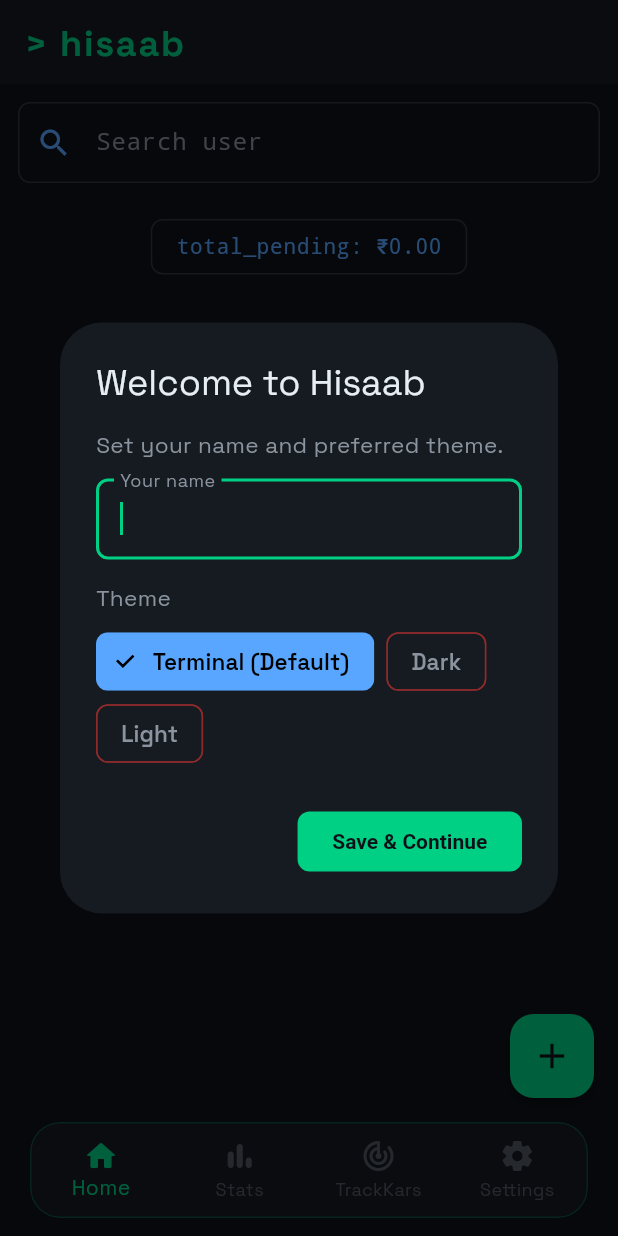
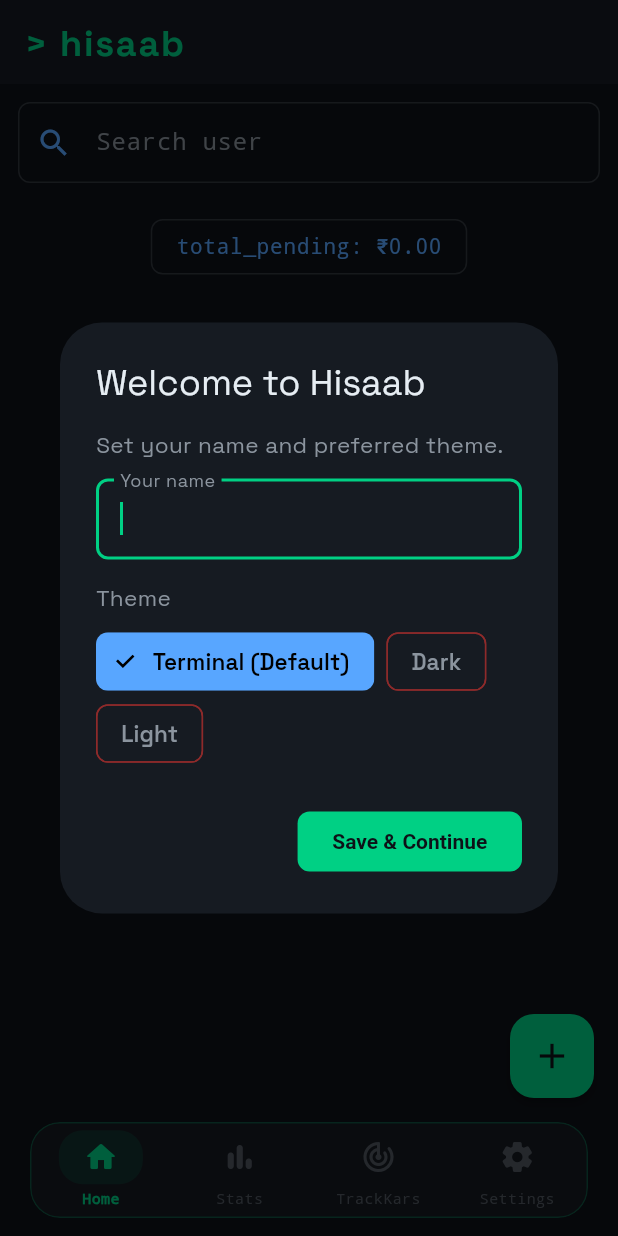
Before and after one commit to asterhyphen/hisaab, a Flutter app: the screen it shows after launch, on a phone screen of 412 x 824 dp. Run offline on Flutter 3.47's test engine with Material 3 defaults, Android fonts, the phone set to English and light mode, and no system bars; our stand-ins replace file_picker, flutter_local_notifications, flutter_riverpod, font_awesome_flutter, hive, hive_flutter and 4 more; missing offline and left inert: crop_your_image; accounts and stored records are empty.

Commit message:
ui/general: design a better custom bottom bar

```diff
--- a/lib/features/ledger/presentation/pages/friend_list_page.dart
+++ b/lib/features/ledger/presentation/pages/friend_list_page.dart
@@ -774,38 +774,62 @@ class _FriendListPageState extends ConsumerState<FriendListPage>
                     ),
                   ],
                 ),
-                child: BottomNavigationBar(
-                  currentIndex: _currentTab,
-                  onTap: (index) => setState(() => _currentTab = index),
-                  backgroundColor: Colors.transparent,
-                  selectedItemColor: Theme.of(context).colorScheme.primary,
-                  unselectedItemColor: Theme.of(
-                    context,
-                  ).textTheme.bodySmall?.color?.withValues(alpha: 0.5),
-                  elevation: 0,
-                  type: BottomNavigationBarType.fixed,
-                  items: const [
-                    BottomNavigationBarItem(
-                      icon: Icon(Icons.home_rounded),
-                      label: 'Home',
-                    ),
-                    BottomNavigationBarItem(
-                      icon: Icon(Icons.bar_chart_rounded),
-                      label: 'Stats',
-                    ),
-                    BottomNavigationBarItem(
-                      icon: Icon(Icons.track_changes_rounded),
-                      label: 'TrackKars',
-                    ),
-                    BottomNavigationBarItem(
-                      icon: Icon(Icons.settings_rounded),
-                      label: 'Settings',
-                    ),
+                child: Row(
+                  mainAxisAlignment: MainAxisAlignment.spaceAround,
+                  children: [
+                    _buildTabItem(0, Icons.home_rounded, 'Home'),
+                    _buildTabItem(1, Icons.bar_chart_rounded, 'Stats'),
+                    _buildTabItem(2, Icons.track_changes_rounded, 'TrackKars'),
+                    _buildTabItem(3, Icons.settings_rounded, 'Settings'),
                   ],
                 ),
               ),
             ),
           ),
+        ),
+      ),
+    );
+  }
+
+  Widget _buildTabItem(int index, IconData icon, String label) {
+    final isSelected = _currentTab == index;
+    final colorScheme = Theme.of(context).colorScheme;
+    final unselectedColor = Theme.of(context).textTheme.bodySmall?.color?.withValues(alpha: 0.5) ?? Colors.grey;
+
+    return Expanded(
+      child: GestureDetector(
+        behavior: HitTestBehavior.opaque,
+        onTap: () => setState(() => _currentTab = index),
+        child: Column(
+          mainAxisSize: MainAxisSize.min,
+          mainAxisAlignment: MainAxisAlignment.center,
+          children: [
+            AnimatedContainer(
+              duration: const Duration(milliseconds: 200),
+              padding: const EdgeInsets.symmetric(vertical: 6, horizontal: 16),
+              decoration: BoxDecoration(
+                color: isSelected
+                    ? colorScheme.primary.withValues(alpha: 0.12)
+                    : Colors.transparent,
+                borderRadius: BorderRadius.circular(16),
+              ),
+              child: Icon(
+                icon,
+                color: isSelected ? colorScheme.primary : unselectedColor,
+                size: 24,
+              ),
+            ),
+            const SizedBox(height: 3),
+            Text(
+              label,
+              style: TextStyle(
+                fontSize: 10,
+                fontWeight: isSelected ? FontWeight.w600 : FontWeight.normal,
+                color: isSelected ? colorScheme.primary : unselectedColor,
+                fontFamily: context.hisaabFontFamily,
+              ),
+            ),
+          ],
         ),
       ),
     );
```
